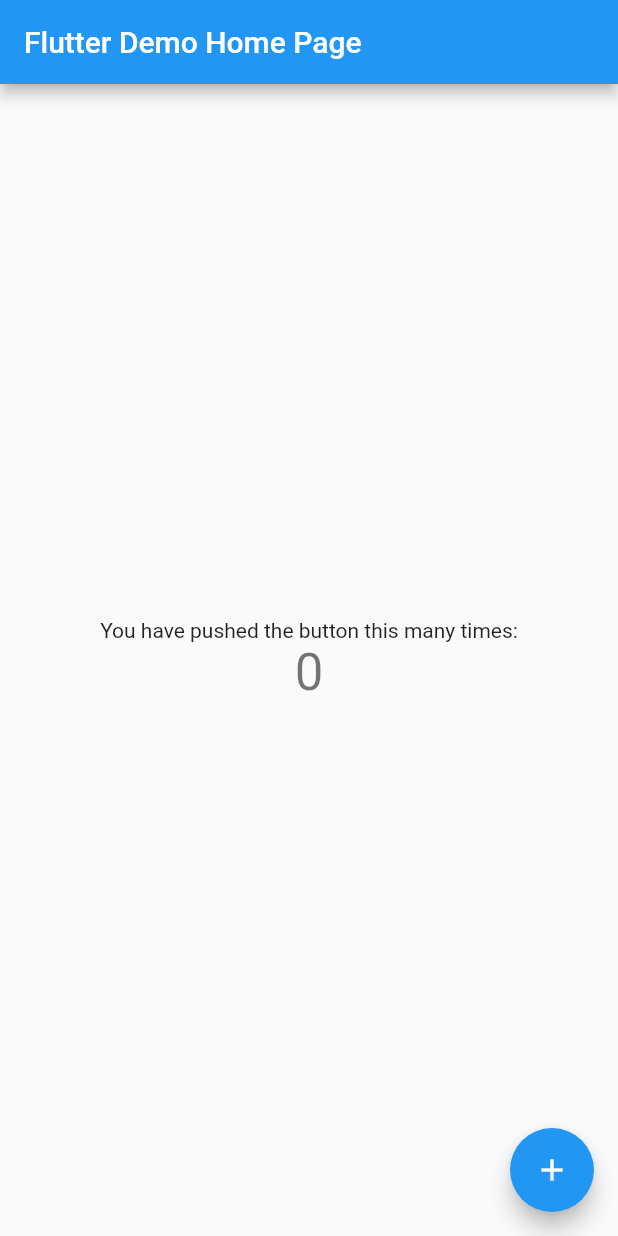
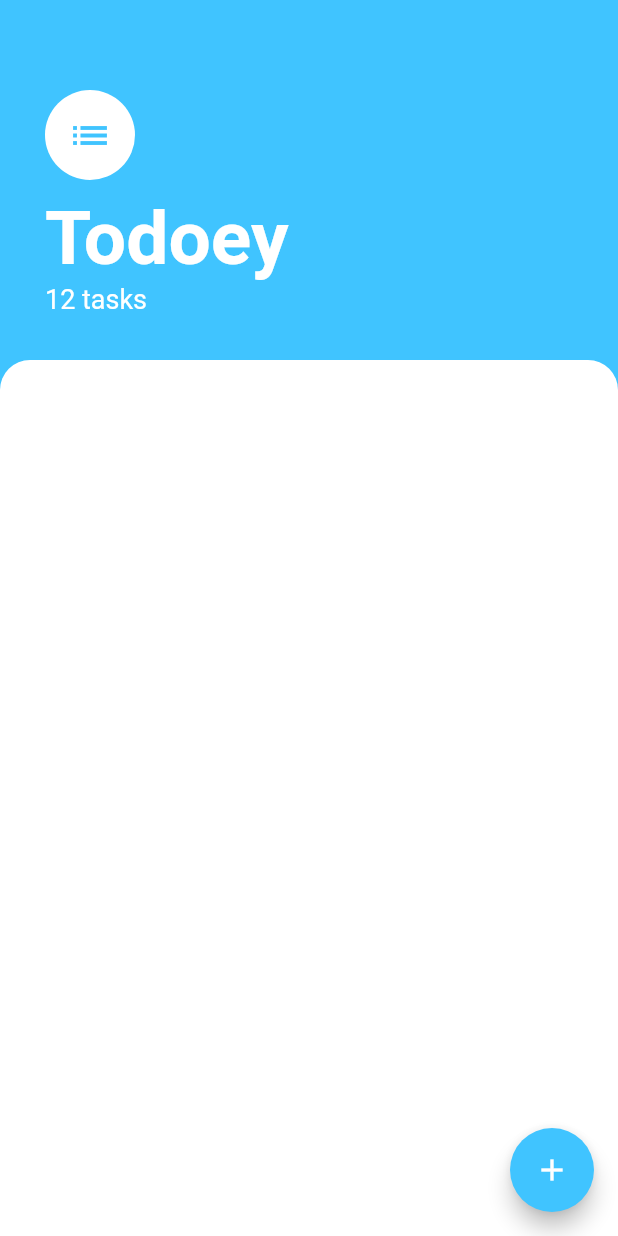
Before and after one commit to vyavdoshenko/flutter_tutorial, a Flutter app: the screen it shows after launch, on a phone screen of 412 x 824 dp. Run offline on Flutter 3.47's test engine with Material 2 defaults, Android fonts, the phone set to English and light mode, and no system bars; our stand-ins replace animated_text_kit, audioplayers, cloud_firestore, firebase_auth, firebase_core, flutter_spinkit and 5 more; missing offline and left inert: dart:ffi; accounts and stored records are empty.

Commit message:
todoey project. tasks screen has been added. mockup implemented

```diff
--- a/todoey/lib/main.dart
+++ b/todoey/lib/main.dart
@@ -1,117 +1,15 @@
 import 'package:flutter/material.dart';
+import 'package:todoey/screens/task_screen.dart';
 
 void main() {
   runApp(MyApp());
 }
 
 class MyApp extends StatelessWidget {
-  // This widget is the root of your application.
   @override
   Widget build(BuildContext context) {
     return MaterialApp(
-      title: 'Flutter Demo',
-      theme: ThemeData(
-        // This is the theme of your application.
-        //
-        // Try running your application with "flutter run". You'll see the
-        // application has a blue toolbar. Then, without quitting the app, try
-        // changing the primarySwatch below to Colors.green and then invoke
-        // "hot reload" (press "r" in the console where you ran "flutter run",
-        // or simply save your changes to "hot reload" in a Flutter IDE).
-        // Notice that the counter didn't reset back to zero; the application
-        // is not restarted.
-        primarySwatch: Colors.blue,
-        // This makes the visual density adapt to the platform that you run
-        // the app on. For desktop platforms, the controls will be smaller and
-        // closer together (more dense) than on mobile platforms.
-        visualDensity: VisualDensity.adaptivePlatformDensity,
-      ),
-      home: MyHomePage(title: 'Flutter Demo Home Page'),
+      home: TasksScreen(),
     );
   }
 }
-
-class MyHomePage extends StatefulWidget {
-  MyHomePage({Key key, this.title}) : super(key: key);
-
-  // This widget is the home page of your application. It is stateful, meaning
-  // that it has a State object (defined below) that contains fields that affect
-  // how it looks.
-
-  // This class is the configuration for the state. It holds the values (in this
-  // case the title) provided by the parent (in this case the App widget) and
-  // used by the build method of the State. Fields in a Widget subclass are
-  // always marked "final".
-
-  final String title;
-
-  @override
-  _MyHomePageState createState() => _MyHomePageState();
-}
-
-class _MyHomePageState extends State<MyHomePage> {
-  int _counter = 0;
-
-  void _incrementCounter() {
-    setState(() {
-      // This call to setState tells the Flutter framework that something has
-      // changed in this State, which causes it to rerun the build method below
-      // so that the display can reflect the updated values. If we changed
-      // _counter without calling setState(), then the build method would not be
-      // called again, and so nothing would appear to happen.
-      _counter++;
-    });
-  }
-
-  @override
-  Widget build(BuildContext context) {
-    // This method is rerun every time setState is called, for instance as done
-    // by the _incrementCounter method above.
-    //
-    // The Flutter framework has been optimized to make rerunning build methods
-    // fast, so that you can just rebuild anything that needs updating rather
-    // than having to individually change instances of widgets.
-    return Scaffold(
-      appBar: AppBar(
-        // Here we take the value from the MyHomePage object that was created by
-        // the App.build method, and use it to set our appbar title.
-        title: Text(widget.title),
-      ),
-      body: Center(
-        // Center is a layout widget. It takes a single child and positions it
-        // in the middle of the parent.
-        child: Column(
-          // Column is also a layout widget. It takes a list of children and
-          // arranges them vertically. By default, it sizes itself to fit its
-          // children horizontally, and tries to be as tall as its parent.
-          //
-          // Invoke "debug painting" (press "p" in the console, choose the
-          // "Toggle Debug Paint" action from the Flutter Inspector in Android
-          // Studio, or the "Toggle Debug Paint" command in Visual Studio Code)
-          // to see the wireframe for each widget.
-          //
-          // Column has various properties to control how it sizes itself and
-          // how it positions its children. Here we use mainAxisAlignment to
-          // center the children vertically; the main axis here is the vertical
-          // axis because Columns are vertical (the cross axis would be
-          // horizontal).
-          mainAxisAlignment: MainAxisAlignment.center,
-          children: <Widget>[
-            Text(
-              'You have pushed the button this many times:',
-            ),
-            Text(
-              '$_counter',
-              style: Theme.of(context).textTheme.headline4,
-            ),
-          ],
-        ),
-      ),
-      floatingActionButton: FloatingActionButton(
-        onPressed: _incrementCounter,
-        tooltip: 'Increment',
-        child: Icon(Icons.add),
-      ), // This trailing comma makes auto-formatting nicer for build methods.
-    );
-  }
-}
--- /dev/null
+++ b/todoey/lib/screens/task_screen.dart
@@ -0,0 +1,70 @@
+import 'package:flutter/material.dart';
+
+class TasksScreen extends StatelessWidget {
+  @override
+  Widget build(BuildContext context) {
+    return Scaffold(
+      backgroundColor: Colors.lightBlueAccent,
+      floatingActionButton: FloatingActionButton(
+        backgroundColor: Colors.lightBlueAccent,
+        child: Icon(Icons.add),
+      ),
+      body: Column(
+        crossAxisAlignment: CrossAxisAlignment.start,
+        children: [
+          Container(
+            padding: EdgeInsets.only(
+              top: 60.0,
+              bottom: 30.0,
+              left: 30.0,
+              right: 30.0,
+            ),
+            child: Column(
+              crossAxisAlignment: CrossAxisAlignment.start,
+              children: <Widget>[
+                CircleAvatar(
+                  child: Icon(
+                    Icons.list,
+                    size: 30.0,
+                    color: Colors.lightBlueAccent,
+                  ),
+                  backgroundColor: Colors.white,
+                  radius: 30.0,
+                ),
+                SizedBox(
+                  height: 10.0,
+                ),
+                Text(
+                  'Todoey',
+                  style: TextStyle(
+                    color: Colors.white,
+                    fontSize: 50.0,
+                    fontWeight: FontWeight.w700,
+                  ),
+                ),
+                Text(
+                  '12 tasks',
+                  style: TextStyle(
+                    color: Colors.white,
+                    fontSize: 18.0,
+                  ),
+                ),
+              ],
+            ),
+          ),
+          Expanded(
+            child: Container(
+              decoration: BoxDecoration(
+                color: Colors.white,
+                borderRadius: BorderRadius.only(
+                  topLeft: Radius.circular(20.0),
+                  topRight: Radius.circular(20.0),
+                ),
+              ),
+            ),
+          ),
+        ],
+      ),
+    );
+  }
+}
```
